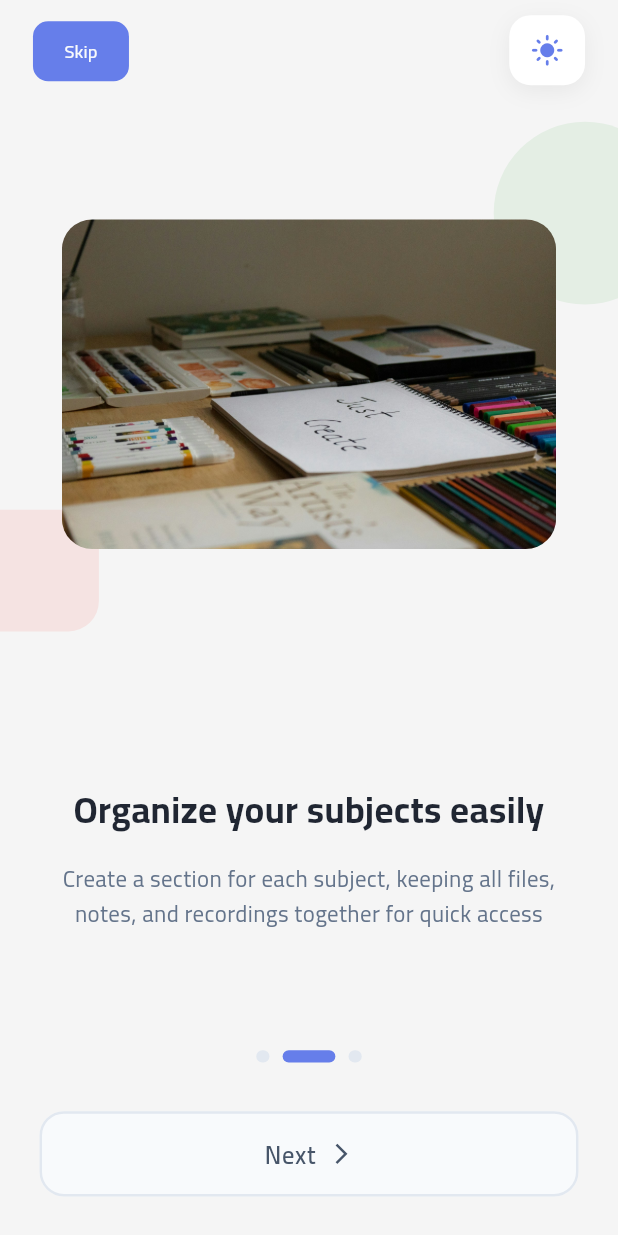
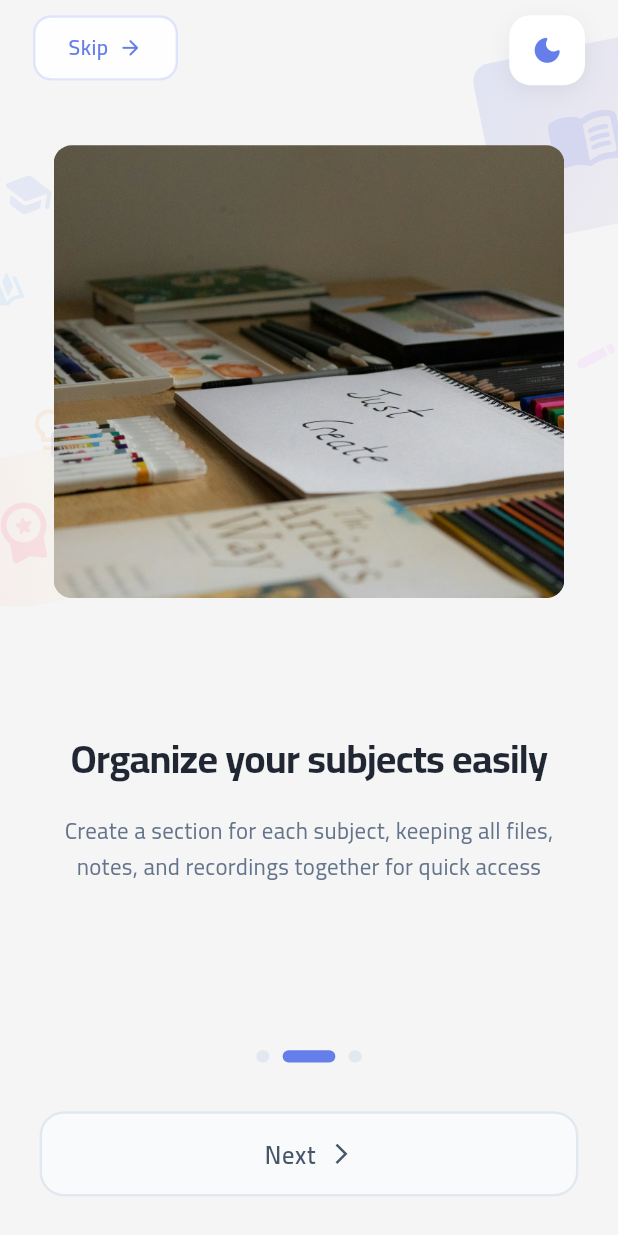
Before and after one commit to M-Fawzy2004/Academia, a Flutter app: the screen it shows after launch, swiped to page 2, on a phone screen of 412 x 824 dp. Run offline on Flutter 3.47's test engine with Material 3 defaults, Android fonts, the phone set to English and light mode, and no system bars; our stand-ins replace bloc, connectivity_plus, dartz, device_preview, equatable, file_picker and 12 more; missing offline and left inert: load_switch, syncfusion_flutter_pdfviewer; accounts and stored records are empty.

Commit message:
Update SplashView size, enhance OnboardingView design, and fix bug/comment in WelcomeView

```diff
--- a/lib/core/const/theme_manager.dart
+++ b/lib/core/const/theme_manager.dart
@@ -17,7 +17,7 @@ class ThemeManager extends ChangeNotifier {
   AppThemeMode currentTheme = AppThemeMode.light;
   static const String _themeKey = 'selected_theme';
 
-  // تحميل الثيم المحفوظ عند بدء التطبيق
+  // load Theme
   Future<void> loadSavedTheme() async {
     final prefs = await SharedPreferences.getInstance();
     final savedTheme = prefs.getString(_themeKey);
@@ -38,7 +38,7 @@ class ThemeManager extends ChangeNotifier {
     }
   }
 
-  // حفظ الثيم عند تغييره
+  // set Theme
   Future<void> setTheme(AppThemeMode theme) async {
     currentTheme = theme;
 
--- /dev/null
+++ b/lib/feature/onboarding/presentation/view/widget/decorative_shapes.dart
@@ -0,0 +1,232 @@
+import 'package:flutter/material.dart';
+import 'package:flutter_screenutil/flutter_screenutil.dart';
+import 'dart:math' as math;
+
+class DecorativeShapes extends StatelessWidget {
+  const DecorativeShapes({super.key});
+
+  @override
+  Widget build(BuildContext context) {
+    return Stack(
+      children: [
+        // Top Right - Book Icon Shape
+        Positioned(
+          top: 30.h,
+          right: -40.w,
+          child: Transform.rotate(
+            angle: -0.2,
+            child: Container(
+              width: 120.w,
+              height: 120.h,
+              decoration: BoxDecoration(
+                gradient: LinearGradient(
+                  begin: Alignment.topLeft,
+                  end: Alignment.bottomRight,
+                  colors: [
+                    const Color(0xFF667EEA).withOpacity(0.15),
+                    const Color(0xFF764BA2).withOpacity(0.04),
+                  ],
+                ),
+                borderRadius: BorderRadius.circular(12.r),
+              ),
+              child: Center(
+                child: Icon(
+                  Icons.menu_book_rounded,
+                  size: 50.sp,
+                  color: const Color(0xFF667EEA).withOpacity(0.15),
+                ),
+              ),
+            ),
+          ),
+        ),
+
+        // Top Left - Graduation Cap
+        Positioned(
+          top: 110.h,
+          left: 0.w,
+          child: Transform.rotate(
+            angle: 0.15,
+            child: Icon(
+              Icons.school_rounded,
+              size: 35.sp,
+              color: const Color(0xFF667EEA).withOpacity(0.12),
+            ),
+          ),
+        ),
+
+        // Middle Right - Pencil/Edit Icon
+        Positioned(
+          top: 220.h,
+          right: 0.w,
+          child: Transform.rotate(
+            angle: 0.3,
+            child: Icon(
+              Icons.edit_rounded,
+              size: 28.sp,
+              color: const Color(0xFFF093FB).withOpacity(0.12),
+            ),
+          ),
+        ),
+
+        // Bottom Left - Lightbulb (Ideas)
+        Positioned(
+          bottom: 100.h,
+          left: 15.w,
+          child: Icon(
+            Icons.lightbulb_outline_rounded,
+            size: 32.sp,
+            color: const Color(0xFFFEAC5E).withOpacity(0.15),
+          ),
+        ),
+
+        // Bottom Right - Certificate/Award
+        Positioned(
+          bottom: 0.h,
+          left: -35.w,
+          child: Transform.rotate(
+            angle: -0.2,
+            child: Container(
+              width: 100.w,
+              height: 100.h,
+              decoration: BoxDecoration(
+                gradient: LinearGradient(
+                  colors: [
+                    const Color(0xFFFA709A).withOpacity(0.08),
+                    const Color(0xFFFEE140).withOpacity(0.04),
+                  ],
+                ),
+                borderRadius: BorderRadius.circular(12.r),
+              ),
+              child: Center(
+                child: Icon(
+                  Icons.workspace_premium_rounded,
+                  size: 45.sp,
+                  color: const Color(0xFFFA709A).withOpacity(0.15),
+                ),
+              ),
+            ),
+          ),
+        ),
+
+        // Floating Small Book
+        Positioned(
+          top: 180.h,
+          left: -10.w,
+          child: Transform.rotate(
+            angle: -0.4,
+            child: Icon(
+              Icons.auto_stories_rounded,
+              size: 26.sp,
+              color: const Color(0xFF4FACFE).withOpacity(0.12),
+            ),
+          ),
+        ),
+
+        // Middle - Study/Reading Icon
+        Positioned(
+          top: 280.h,
+          left: 30.w,
+          child: Icon(
+            Icons.chrome_reader_mode_rounded,
+            size: 24.sp,
+            color: const Color(0xFF667EEA).withOpacity(0.1),
+          ),
+        ),
+
+        // Geometric Academic Patterns
+        Positioned(
+          top: 100.h,
+          right: 60.w,
+          child: CustomPaint(
+            size: Size(40.w, 40.h),
+            painter: AcademicPatternPainter(),
+          ),
+        ),
+
+        // Bottom Center - Small Star (Excellence)
+        Positioned(
+          bottom: 150.h,
+          right: 50.w,
+          child: CustomPaint(
+            size: Size(25.w, 25.h),
+            painter: SimpleStarPainter(),
+          ),
+        ),
+      ],
+    );
+  }
+}
+
+// Academic Pattern - Grid Lines
+class AcademicPatternPainter extends CustomPainter {
+  @override
+  void paint(Canvas canvas, Size size) {
+    final paint = Paint()
+      ..color = const Color(0xFF667EEA).withOpacity(0.08)
+      ..strokeWidth = 1.5
+      ..style = PaintingStyle.stroke;
+
+    // Draw grid pattern
+    for (var i = 0; i <= 3; i++) {
+      // Horizontal lines
+      canvas.drawLine(
+        Offset(0, size.height / 3 * i),
+        Offset(size.width, size.height / 3 * i),
+        paint,
+      );
+      // Vertical lines
+      canvas.drawLine(
+        Offset(size.width / 3 * i, 0),
+        Offset(size.width / 3 * i, size.height),
+        paint,
+      );
+    }
+  }
+
+  @override
+  bool shouldRepaint(covariant CustomPainter oldDelegate) => false;
+}
+
+// Simple Star for Excellence
+class SimpleStarPainter extends CustomPainter {
+  @override
+  void paint(Canvas canvas, Size size) {
+    final paint = Paint()
+      ..color = const Color(0xFFFDC830).withOpacity(0.15)
+      ..style = PaintingStyle.fill;
+
+    final path = Path();
+    final centerX = size.width / 2;
+    final centerY = size.height / 2;
+    final outerRadius = size.width / 2;
+    final innerRadius = outerRadius / 2.5;
+
+    for (var i = 0; i < 5; i++) {
+      final outerAngle = (i * 72 - 90) * math.pi / 180;
+      final innerAngle = ((i * 72 + 36) - 90) * math.pi / 180;
+
+      if (i == 0) {
+        path.moveTo(
+          centerX + outerRadius * math.cos(outerAngle),
+          centerY + outerRadius * math.sin(outerAngle),
+        );
+      } else {
+        path.lineTo(
+          centerX + outerRadius * math.cos(outerAngle),
+          centerY + outerRadius * math.sin(outerAngle),
+        );
+      }
+
+      path.lineTo(
+        centerX + innerRadius * math.cos(innerAngle),
+        centerY + innerRadius * math.sin(innerAngle),
+      );
+    }
+    path.close();
+
+    canvas.drawPath(path, paint);
+  }
+
+  @override
+  bool shouldRepaint(covariant CustomPainter oldDelegate) => false;
+}
--- /dev/null
+++ b/lib/feature/onboarding/presentation/view/widget/onboarding_image.dart
@@ -0,0 +1,35 @@
+import 'package:flutter/material.dart';
+import 'package:flutter_screenutil/flutter_screenutil.dart';
+import 'package:study_box/feature/onboarding/data/model/onboarding_model.dart';
+
+class OnboardingImage extends StatelessWidget {
+  const OnboardingImage({super.key, required this.data});
+
+  final OnboardingModel data;
+
+  @override
+  Widget build(BuildContext context) {
+    return Center(
+      child: Container(
+        width: 320.w,
+        height: 320.h,
+        margin: EdgeInsets.only(
+          top: MediaQuery.of(context).padding.top + 90.h,
+        ),
+        padding: EdgeInsets.all(5.w),
+        decoration: BoxDecoration(
+          borderRadius: BorderRadius.circular(12.r),
+        ),
+        child: ClipRRect(
+          borderRadius: BorderRadius.circular(12.r),
+          child: Image.asset(
+            data.image,
+            fit: BoxFit.cover,
+            width: 320.w,
+            height: 320.h,
+          ),
+        ),
+      ),
+    );
+  }
+}
--- a/lib/feature/onboarding/presentation/view/widget/onboarding_page.dart
+++ b/lib/feature/onboarding/presentation/view/widget/onboarding_page.dart
@@ -1,10 +1,9 @@
 import 'package:flutter/material.dart';
-import 'package:flutter_screenutil/flutter_screenutil.dart';
-import 'package:study_box/core/helper/spacing.dart';
-import 'package:study_box/core/localization/translate.dart';
-import 'package:study_box/core/theme/app_color.dart';
-import 'package:study_box/core/theme/styles.dart';
 import 'package:study_box/feature/onboarding/data/model/onboarding_model.dart';
+import 'package:study_box/feature/onboarding/presentation/view/widget/decorative_shapes.dart';
+import 'package:study_box/feature/onboarding/presentation/view/widget/onboarding_image.dart';
+import 'package:study_box/feature/onboarding/presentation/view/widget/onboarding_skip_button.dart';
+import 'package:study_box/feature/onboarding/presentation/view/widget/onboarding_text.dart';
 
 class OnboardingPage extends StatelessWidget {
   final OnboardingModel data;
@@ -26,146 +25,32 @@ class OnboardingPage extends StatelessWidget {
 
   @override
   Widget build(BuildContext context) {
-    final screenHeight = MediaQuery.of(context).size.height;
-    final isSmallScreen = screenHeight < 700;
-
     return Column(
       children: [
         Expanded(
-          flex: isSmallScreen ? 6 : 7,
+          flex: 6,
           child: Stack(
             children: [
-              Positioned(
-                top: 80.h,
-                right: -40.w,
-                child: Container(
-                  width: 120.w,
-                  height: 120.h,
-                  decoration: BoxDecoration(
-                    color: Colors.green.withOpacity(0.1),
-                    shape: BoxShape.circle,
-                  ),
+              // Decorative Background Shapes
+              const DecorativeShapes(),
+
+              // Skip Button
+              if (currentIndex < totalPages - 1)
+                OnboardingSkipButton(
+                  onSkip: onSkip,
                 ),
-              ),
-              Positioned(
-                bottom: 50.h,
-                left: -20.w,
-                child: Container(
-                  width: 80.w,
-                  height: 80.h,
-                  decoration: BoxDecoration(
-                    color: Colors.red.withOpacity(0.1),
-                    borderRadius: BorderRadius.circular(20.r),
-                  ),
-                ),
-              ),
-              if (currentIndex < totalPages - 1)
-                Positioned(
-                  top: MediaQuery.of(context).padding.top + 10.h,
-                  left: 20.w,
-                  child: SafeArea(
-                    child: TextButton(
-                      onPressed: onSkip,
-                      style: TextButton.styleFrom(
-                        backgroundColor: AppColors.darkPrimaryColor,
-                        padding: EdgeInsets.symmetric(
-                          horizontal: 16.w,
-                          vertical: 10.h,
-                        ),
-                        shape: RoundedRectangleBorder(
-                          borderRadius: BorderRadius.circular(10.r),
-                        ),
-                      ),
-                      child: Text(
-                        context.tr.onboarding_skip,
-                        style: Styles.font12MediumWhiteBold(context),
-                      ),
-                    ),
-                  ),
-                ),
-              Center(
-                child: Container(
-                  width: isSmallScreen ? 280.w : 300.w,
-                  margin: EdgeInsets.only(
-                    top: MediaQuery.of(context).padding.top + 40.h,
-                  ),
-                  child: ClipRRect(
-                    borderRadius: BorderRadius.circular(20.r),
-                    child: Image.asset(
-                      data.image,
-                      fit: BoxFit.cover,
-                    ),
-                  ),
-                ),
-              ),
+
+              // Image with fixed size
+              OnboardingImage(data: data),
             ],
           ),
         ),
-        Expanded(
-          flex: isSmallScreen ? 4 : 3,
-          child: SizedBox(
-            width: double.infinity,
-            child: Padding(
-              padding: EdgeInsets.symmetric(horizontal: 24.w),
-              child: Column(
-                mainAxisAlignment: MainAxisAlignment.center,
-                children: [
-                  SlideTransition(
-                    position: slideAnimation,
-                    child: FadeTransition(
-                      opacity: fadeAnimation,
-                      child: Text(
-                        data.title,
-                        style: TextStyle(
-                          fontSize: isSmallScreen ? 20.sp : 24.sp,
-                          fontWeight: FontWeight.bold,
-                          color: AppColors.getTextColor(context),
-                          height: 1.2,
-                        ),
-                        textAlign: TextAlign.center,
-                      ),
-                    ),
-                  ),
-                  heightBox(isSmallScreen ? 15.h : 20.h),
-                  SlideTransition(
-                    position: Tween<Offset>(
-                      begin: const Offset(0, 0.5),
-                      end: Offset.zero,
-                    ).animate(CurvedAnimation(
-                      parent: fadeAnimation,
-                      curve: const Interval(0.3, 1.0, curve: Curves.easeOut),
-                    )),
-                    child: FadeTransition(
-                      opacity: Tween<double>(begin: 0.0, end: 1.0).animate(
-                        CurvedAnimation(
-                          parent: fadeAnimation,
-                          curve: const Interval(
-                            0.3,
-                            1.0,
-                            curve: Curves.easeOut,
-                          ),
-                        ),
-                      ),
-                      child: Container(
-                        constraints: BoxConstraints(
-                          maxWidth: 300.w,
-                        ),
-                        child: Text(
-                          data.description,
-                          style: TextStyle(
-                            fontSize: isSmallScreen ? 13.sp : 15.sp,
-                            color: const Color(0xFF64748B),
-                            height: 1.5,
-                          ),
-                          textAlign: TextAlign.center,
-                        ),
-                      ),
-                    ),
-                  ),
-                ],
-              ),
-            ),
-          ),
+
+        // Text Section
+        OnboardingText(
+          slideAnimation: slideAnimation,
+          fadeAnimation: fadeAnimation,
+          data: data,
         ),
       ],
     );
--- /dev/null
+++ b/lib/feature/onboarding/presentation/view/widget/onboarding_skip_button.dart
@@ -0,0 +1,61 @@
+import 'package:flutter/material.dart';
+import 'package:flutter_screenutil/flutter_screenutil.dart';
+import 'package:study_box/core/localization/translate.dart';
+import 'package:study_box/core/theme/app_color.dart';
+
+class OnboardingSkipButton extends StatelessWidget {
+  const OnboardingSkipButton({super.key, required this.onSkip});
+
+  final VoidCallback onSkip;
+
+  @override
+  Widget build(BuildContext context) {
+    return Positioned(
+      top: MediaQuery.of(context).padding.top + 10.h,
+      left: 20.w,
+      child: SafeArea(
+        child: Material(
+          color: Colors.transparent,
+          child: InkWell(
+            onTap: onSkip,
+            borderRadius: BorderRadius.circular(12.r),
+            child: Container(
+              padding: EdgeInsets.symmetric(
+                horizontal: 20.w,
+                vertical: 10.h,
+              ),
+              decoration: BoxDecoration(
+                color: AppColors.getCardColor(context).withOpacity(0.9),
+                borderRadius: BorderRadius.circular(12.r),
+                border: Border.all(
+                  color: const Color(0xFF667EEA).withOpacity(0.2),
+                  width: 1.5.w,
+                ),
+              ),
+              child: Row(
+                mainAxisSize: MainAxisSize.min,
+                children: [
+                  Text(
+                    context.tr.onboarding_skip,
+                    style: TextStyle(
+                      fontSize: 14.sp,
+                      fontWeight: FontWeight.w600,
+                      color: const Color(0xFF667EEA),
+                      letterSpacing: 0.3,
+                    ),
+                  ),
+                  SizedBox(width: 6.w),
+                  Icon(
+                    Icons.arrow_forward_rounded,
+                    size: 16.sp,
+                    color: const Color(0xFF667EEA),
+                  ),
+                ],
+              ),
+            ),
+          ),
+        ),
+      ),
+    );
+  }
+}
--- /dev/null
+++ b/lib/feature/onboarding/presentation/view/widget/onboarding_text.dart
@@ -0,0 +1,88 @@
+import 'package:flutter/material.dart';
+import 'package:flutter_screenutil/flutter_screenutil.dart';
+import 'package:study_box/core/helper/spacing.dart';
+import 'package:study_box/core/theme/app_color.dart';
+import 'package:study_box/feature/onboarding/data/model/onboarding_model.dart';
+
+class OnboardingText extends StatelessWidget {
+  const OnboardingText({
+    super.key,
+    required this.slideAnimation,
+    required this.fadeAnimation,
+    required this.data,
+  });
+
+  final Animation<Offset> slideAnimation;
+  final Animation<double> fadeAnimation;
+  final OnboardingModel data;
+
+  @override
+  Widget build(BuildContext context) {
+    return Expanded(
+      flex: 4,
+      child: Container(
+        width: double.infinity,
+        padding: EdgeInsets.symmetric(horizontal: 32.w),
+        child: Column(
+          mainAxisAlignment: MainAxisAlignment.center,
+          children: [
+            SlideTransition(
+              position: slideAnimation,
+              child: FadeTransition(
+                opacity: fadeAnimation,
+                child: Text(
+                  data.title,
+                  style: TextStyle(
+                    fontSize: 26.sp,
+                    fontWeight: FontWeight.bold,
+                    color: AppColors.getTextColor(context),
+                    height: 1.3,
+                    letterSpacing: -0.5,
+                  ),
+                  textAlign: TextAlign.center,
+                ),
+              ),
+            ),
+            heightBox(18),
+            SlideTransition(
+              position: Tween<Offset>(
+                begin: const Offset(0, 0.3),
+                end: Offset.zero,
+              ).animate(CurvedAnimation(
+                parent: fadeAnimation,
+                curve: const Interval(0.3, 1.0, curve: Curves.easeOut),
+              )),
+              child: FadeTransition(
+                opacity: Tween<double>(begin: 0.0, end: 1.0).animate(
+                  CurvedAnimation(
+                    parent: fadeAnimation,
+                    curve: const Interval(
+                      0.3,
+                      1.0,
+                      curve: Curves.easeOut,
+                    ),
+                  ),
+                ),
+                child: Container(
+                  constraints: BoxConstraints(
+                    maxWidth: 320.w,
+                  ),
+                  child: Text(
+                    data.description,
+                    style: TextStyle(
+                      fontSize: 15.sp,
+                      color: const Color(0xFF64748B),
+                      height: 1.6,
+                      letterSpacing: 0.2,
+                    ),
+                    textAlign: TextAlign.center,
+                  ),
+                ),
+              ),
+            ),
+          ],
+        ),
+      ),
+    );
+  }
+}
--- a/lib/feature/onboarding/presentation/view/widget/onboarding_view_body.dart
+++ b/lib/feature/onboarding/presentation/view/widget/onboarding_view_body.dart
@@ -6,7 +6,6 @@ import 'package:study_box/core/helper/app_router.dart';
 import 'package:study_box/feature/onboarding/presentation/manager/cubit/onboarding_cubit.dart';
 import 'package:study_box/feature/onboarding/presentation/view/widget/onboarding_bottom_section.dart';
 import 'package:study_box/feature/onboarding/presentation/view/widget/onboarding_page.dart';
-import 'package:study_box/feature/onboarding/presentation/view/widget/theme_selector_bottom_sheet.dart';
 import 'package:study_box/feature/onboarding/presentation/view/widget/theme_selector_button.dart';
 
 class OnboardingViewBody extends StatefulWidget {
@@ -18,22 +17,22 @@ class OnboardingViewBody extends StatefulWidget {
 
 class _OnboardingViewBodyState extends State<OnboardingViewBody>
     with SingleTickerProviderStateMixin {
+  late final OnboardingCubit cubit;
+
   @override
   void initState() {
     super.initState();
+    cubit = context.read<OnboardingCubit>();
     WidgetsBinding.instance.addPostFrameCallback((_) {
-      context.read<OnboardingCubit>().initializeAnimations(this, context);
+      cubit.initializeAnimations(this, context);
     });
   }
 
-  void _showThemeSelector(BuildContext context) {
-    showModalBottomSheet(
-      context: context,
-      backgroundColor: Colors.transparent,
-      builder: (context) => const ThemeSelectorBottomSheet(),
-    );
+  @override
+  void dispose() {
+    cubit.disposeAnimations();
+    super.dispose();
   }
-
   @override
   Widget build(BuildContext context) {
     return BlocConsumer<OnboardingCubit, OnboardingState>(
@@ -44,13 +43,19 @@ class _OnboardingViewBodyState extends State<OnboardingViewBody>
       },
       builder: (context, state) {
         final cubit = context.read<OnboardingCubit>();
-        if (state is OnboardingInitial || cubit.onboardingData.isEmpty) {
+
+        // ✅ التحقق من أن الـ animations جاهزة
+        if (state is OnboardingInitial ||
+            cubit.onboardingData.isEmpty ||
+            cubit.fadeAnimation == null ||
+            cubit.slideAnimation == null) {
           return const Scaffold(
             body: Center(
               child: CircularProgressIndicator(),
             ),
           );
         }
+
         return Scaffold(
           body: Stack(
             children: [
@@ -65,8 +70,10 @@ class _OnboardingViewBodyState extends State<OnboardingViewBody>
                       itemBuilder: (context, index) {
                         return OnboardingPage(
                           data: cubit.onboardingData[index],
-                          fadeAnimation: cubit.fadeAnimation,
-                          slideAnimation: cubit.slideAnimation,
+                          fadeAnimation:
+                              cubit.fadeAnimation!, // ✅ استخدم ! بأمان
+                          slideAnimation:
+                              cubit.slideAnimation!, // ✅ استخدم ! بأمان
                           currentIndex: cubit.currentIndex,
                           totalPages: cubit.onboardingData.length,
                           onSkip: cubit.skipToEnd,
@@ -90,10 +97,8 @@ class _OnboardingViewBodyState extends State<OnboardingViewBody>
               Positioned(
                 top: MediaQuery.of(context).padding.top + 10.h,
                 right: 20.w,
-                child: SafeArea(
-                  child: ThemeSelectorButton(
-                    onTap: () => _showThemeSelector(context),
-                  ),
+                child: const SafeArea(
+                  child: ThemeSelectorButton(),
                 ),
               ),
             ],
--- a/lib/feature/onboarding/presentation/view/widget/theme_selector_button.dart
+++ b/lib/feature/onboarding/presentation/view/widget/theme_selector_button.dart
@@ -4,19 +4,27 @@ import 'package:study_box/core/const/theme_manager.dart';
 import 'package:study_box/core/theme/app_color.dart';
 
 class ThemeSelectorButton extends StatelessWidget {
-  final VoidCallback onTap;
+  const ThemeSelectorButton({super.key});
 
-  const ThemeSelectorButton({
-    super.key,
-    required this.onTap,
-  });
+  void _toggleTheme() {
+    final currentTheme = ThemeManager.instance.currentTheme;
+
+    // change theme
+    if (currentTheme == AppThemeMode.light) {
+      ThemeManager.instance.setTheme(AppThemeMode.dark);
+    } else {
+      ThemeManager.instance.setTheme(AppThemeMode.light);
+    }
+  }
 
   @override
   Widget build(BuildContext context) {
+    return ListenableBuilder(
+      listenable: ThemeManager.instance,
+      builder: (context, _) {
         final currentTheme = ThemeManager.instance.currentTheme;
-
         return GestureDetector(
-      onTap: onTap,
+          onTap: _toggleTheme,
           child: Container(
             width: 46.w,
             height: 46.h,
@@ -33,14 +41,14 @@ class ThemeSelectorButton extends StatelessWidget {
             ),
             child: Icon(
               currentTheme == AppThemeMode.light
-              ? Icons.light_mode_rounded
-              : currentTheme == AppThemeMode.dark
                   ? Icons.dark_mode_rounded
-                  : Icons.nightlight_round,
+                  : Icons.light_mode_rounded,
               size: 22.sp,
               color: AppColors.primaryColor,
             ),
           ),
         );
+      },
+    );
   }
 }
--- a/lib/feature/splash/presentation/view/widget/splash_view_body.dart
+++ b/lib/feature/splash/presentation/view/widget/splash_view_body.dart
@@ -63,8 +63,8 @@ class _SplashViewBodyState extends State<SplashViewBody>
                 scale: _scaleAnimation.value,
                 child: Image.asset(
                   Assets.imagesPngSplashView,
-                  width: 200.w,
-                  height: 200.h,
+                  width: 180.w,
+                  height: 180.h,
                 ),
               );
             },
--- a/lib/main.dart
+++ b/lib/main.dart
@@ -23,7 +23,7 @@ void main() async {
 
   runApp(
     DevicePreview(
-      enabled: true,
+      enabled: false,
       builder: (context) => const StudyBoxApp(),
     ),
   );
--- a/pubspec.yaml
+++ b/pubspec.yaml
@@ -60,7 +60,6 @@ dependencies:
   supabase_flutter: ^2.10.0
   path_provider: ^2.1.5
   syncfusion_flutter_pdfviewer: ^31.1.23
-  pdf_render: ^1.4.12
 
 dev_dependencies:
   flutter_lints: ^5.0.0
```
Also changed, not shown: lib/feature/onboarding/presentation/manager/cubit/onboarding_cubit.dart (+20 -11 lines), lib/feature/subject/presentation/view/widget/subject_card.dart (+4 -4 lines), lib/feature/welcome/presentation/manager/cubit/welcome_cubit.dart (+15 -15 lines), pubspec.lock, 1 other file. Lines whose indentation alone changed are shown as unchanged.
